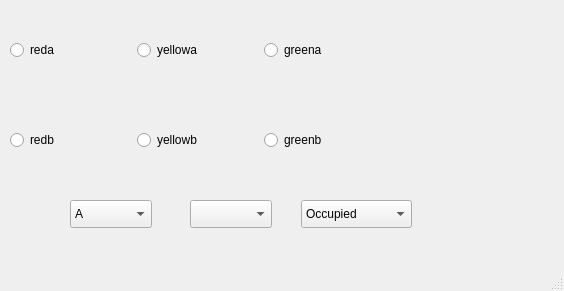
Qt form Wayside/test2.ui (headhunter22/ECE1140-Train-Simulator) before a commit.
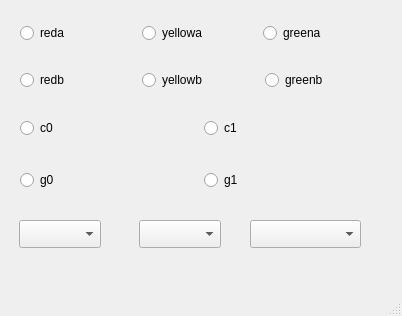
The same form after that commit.

```diff
--- a/Wayside/test2.ui
+++ b/Wayside/test2.ui
@@ -6,8 +6,8 @@
    <rect>
     <x>0</x>
     <y>0</y>
-    <width>564</width>
-    <height>291</height>
+    <width>402</width>
+    <height>316</height>
    </rect>
   </property>
   <property name="windowTitle">
@@ -17,12 +17,15 @@
    <widget class="QComboBox" name="sectionbox">
     <property name="geometry">
      <rect>
-      <x>70</x>
-      <y>200</y>
+      <x>19</x>
+      <y>220</y>
       <width>82</width>
       <height>28</height>
      </rect>
     </property>
+    <property name="placeholderText">
+     <string>Section</string>
+    </property>
     <item>
      <property name="text">
       <string>A</string>
@@ -74,13 +77,49 @@
      </property>
     </item>
    </widget>
+   <widget class="QComboBox" name="blockbox">
+    <property name="geometry">
+     <rect>
+      <x>139</x>
+      <y>220</y>
+      <width>82</width>
+      <height>28</height>
+     </rect>
+    </property>
+    <property name="placeholderText">
+     <string>Block</string>
+    </property>
+   </widget>
+   <widget class="QComboBox" name="occupancybox">
+    <property name="geometry">
+     <rect>
+      <x>250</x>
+      <y>220</y>
+      <width>111</width>
+      <height>28</height>
+     </rect>
+    </property>
+    <property name="placeholderText">
+     <string>Occupation</string>
+    </property>
+    <item>
+     <property name="text">
+      <string>Occupied</string>
+     </property>
+    </item>
+    <item>
+     <property name="text">
+      <string>Unoccupied</string>
+     </property>
+    </item>
+   </widget>
    <widget class="QWidget" name="horizontalLayoutWidget">
     <property name="geometry">
      <rect>
-      <x>10</x>
+      <x>20</x>
       <y>10</y>
-      <width>375</width>
-      <height>80</height>
+      <width>359</width>
+      <height>46</height>
      </rect>
     </property>
     <layout class="QHBoxLayout" name="horizontalLayout">
@@ -107,23 +146,13 @@
      </item>
     </layout>
    </widget>
-   <widget class="QComboBox" name="blockbox">
-    <property name="geometry">
-     <rect>
-      <x>190</x>
-      <y>200</y>
-      <width>82</width>
-      <height>28</height>
-     </rect>
-    </property>
-   </widget>
    <widget class="QWidget" name="horizontalLayoutWidget_3">
     <property name="geometry">
      <rect>
-      <x>10</x>
-      <y>100</y>
-      <width>375</width>
-      <height>80</height>
+      <x>20</x>
+      <y>60</y>
+      <width>361</width>
+      <height>41</height>
      </rect>
     </property>
     <layout class="QHBoxLayout" name="horizontalLayout_3">
@@ -150,25 +179,57 @@
      </item>
     </layout>
    </widget>
-   <widget class="QComboBox" name="occupancybox">
+   <widget class="QWidget" name="horizontalLayoutWidget_2">
     <property name="geometry">
      <rect>
-      <x>301</x>
-      <y>200</y>
-      <width>111</width>
-      <height>28</height>
+      <x>20</x>
+      <y>110</y>
+      <width>361</width>
+      <height>36</height>
      </rect>
     </property>
-    <item>
-     <property name="text">
-      <string>Occupied</string>
-     </property>
-    </item>
-    <item>
-     <property name="text">
-      <string>Unoccupied</string>
-     </property>
-    </item>
+    <layout class="QHBoxLayout" name="horizontalLayout_2">
+     <item>
+      <widget class="QRadioButton" name="autoC0">
+       <property name="text">
+        <string>c0</string>
+       </property>
+      </widget>
+     </item>
+     <item>
+      <widget class="QRadioButton" name="autoC1">
+       <property name="text">
+        <string>c1</string>
+       </property>
+      </widget>
+     </item>
+    </layout>
+   </widget>
+   <widget class="QWidget" name="horizontalLayoutWidget_4">
+    <property name="geometry">
+     <rect>
+      <x>20</x>
+      <y>160</y>
+      <width>361</width>
+      <height>41</height>
+     </rect>
+    </property>
+    <layout class="QHBoxLayout" name="horizontalLayout_4">
+     <item>
+      <widget class="QRadioButton" name="autoG0">
+       <property name="text">
+        <string>g0</string>
+       </property>
+      </widget>
+     </item>
+     <item>
+      <widget class="QRadioButton" name="autoG1">
+       <property name="text">
+        <string>g1</string>
+       </property>
+      </widget>
+     </item>
+    </layout>
    </widget>
   </widget>
   <widget class="QMenuBar" name="menubar">
```
Left out of the diff: 2 changed lines with no effect on the pictures.
